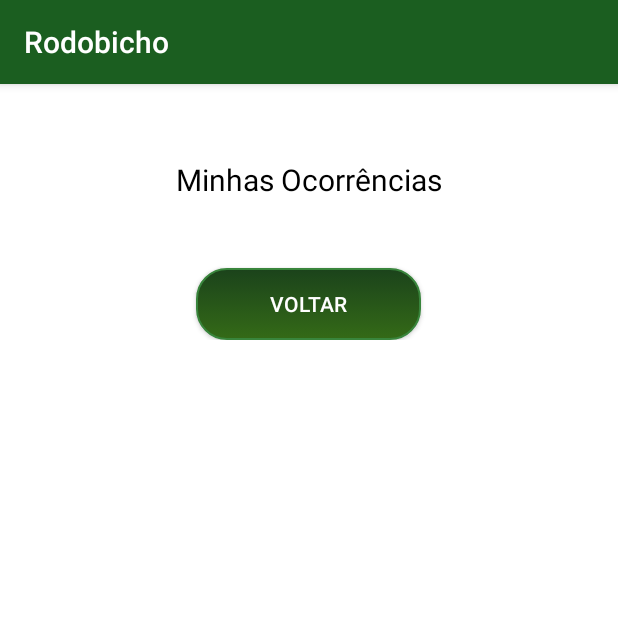
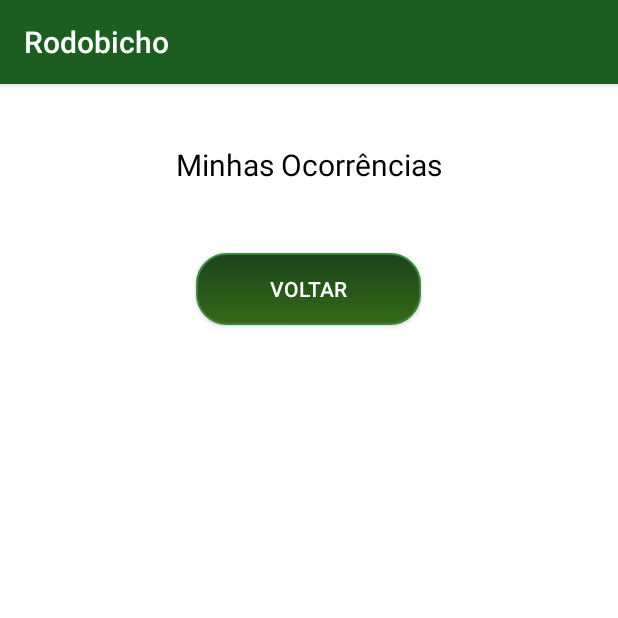
Before and after one commit to qlcimz/Rodobicho.rodoapp, an Android app: the OcorrenciasActivity screen opened directly, with no data from a screen before it, on a phone screen of 412 x 824 dp, the top half of it. Run offline under Robolectric (Android 15) with nearby library versions, the light colour scheme and no system bars.

Commit message:
its now or its never

```diff
--- a/app/src/main/res/layout/activity_ocorrencias.xml
+++ b/app/src/main/res/layout/activity_ocorrencias.xml
@@ -13,7 +13,7 @@
         android:layout_width="wrap_content"
         android:layout_height="wrap_content"
         android:textSize="20dp"
-        android:layout_marginTop="50dp"
+        android:layout_marginTop="40dp"
         android:text="Minhas Ocorrências"
         android:textColor="#000000"/>
 
@@ -37,6 +37,7 @@
 
             <Button
                 android:layout_marginTop="15dp"
+                android:layout_marginBottom="5dp"
                 android:id="@+id/btn_voltar"
                 android:layout_width="150dp"
                 android:layout_height="wrap_content"
--- a/app/src/main/res/layout/item_ocorrencia.xml
+++ b/app/src/main/res/layout/item_ocorrencia.xml
@@ -29,7 +29,6 @@
         android:orientation="vertical"
         android:layout_marginLeft="15dp"
         android:layout_marginRight="5dp"
-        android:layout_marginTop="5dp"
         >
 
         <TextView
```
